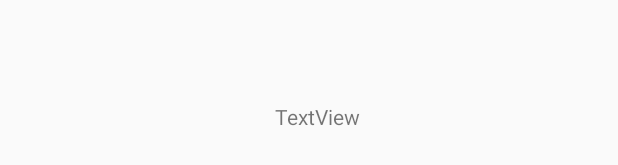
After one commit to rtorres678/Jukify, an Android app: the layout activity_display_feed.xml on its own in the app's theme, with its tools: preview values and no code run, on a phone screen of 412 x 824 dp. The commit adds this screen. Shown: the part 502-667 px from the top of the screen. Run offline under Robolectric (Android 15) with nearby library versions, the phone set to English and light mode, and no system bars.

Commit message:
added displayFeedActivity

```diff
--- a/app/src/main/AndroidManifest.xml
+++ b/app/src/main/AndroidManifest.xml
@@ -16,6 +16,12 @@
                 <category android:name="android.intent.category.LAUNCHER" />
             </intent-filter>
         </activity>
+        <activity android:name=".displayFeedActivity"
+            android:parentActivityName=".Login">
+            <meta-data
+                android:name="android.support.PARENT_ACTIVITY"
+                android:value=".Login" />
+        </activity>
     </application>
 
 </manifest>
--- /dev/null
+++ b/app/src/main/res/layout/activity_display_feed.xml
@@ -0,0 +1,20 @@
+<?xml version="1.0" encoding="utf-8"?>
+<android.support.constraint.ConstraintLayout xmlns:android="http://schemas.android.com/apk/res/android"
+    xmlns:app="http://schemas.android.com/apk/res-auto"
+    xmlns:tools="http://schemas.android.com/tools"
+    android:layout_width="match_parent"
+    android:layout_height="match_parent"
+    tools:context=".displayFeedActivity">
+
+    <TextView
+        android:id="@+id/textView2"
+        android:layout_width="wrap_content"
+        android:layout_height="wrap_content"
+        android:layout_marginStart="11dp"
+        android:layout_marginLeft="11dp"
+        android:text="TextView"
+        app:layout_constraintBottom_toBottomOf="parent"
+        app:layout_constraintEnd_toEndOf="parent"
+        app:layout_constraintStart_toStartOf="parent"
+        app:layout_constraintTop_toTopOf="parent" />
+</android.support.constraint.ConstraintLayout>
--- a/app/src/main/res/values/strings.xml
+++ b/app/src/main/res/values/strings.xml
@@ -1,5 +1,6 @@
 <resources>
     <string name="app_name">Jukify</string>
-    <string name = "password">Password</string>
-    <string name = "username">Username</string>
+    <string name="password">Password</string>
+    <string name="username">Username</string>
+    <string name="logIn">LOG IN</string>
 </resources>
```
Also changed, not shown: app/src/main/java/jukify/jukify/Login.java (+17 -0 lines), app/src/main/java/jukify/jukify/displayFeedActivity.java (added, +25 -0 lines), app/src/main/res/layout/activity_login.xml (+10 -0 lines).
